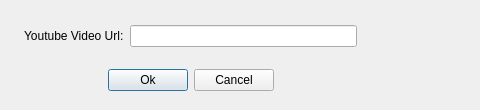
The window that src/youtube_url_dlg.ui (StevenHuang2020/VideoPlayer) describes before a commit, drawn with Qt 5.
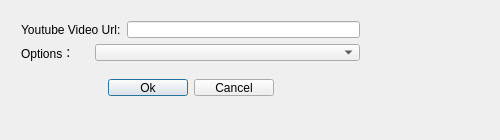
The same window after the commit.

The edit to the form file:
```diff
--- a/src/youtube_url_dlg.ui
+++ b/src/youtube_url_dlg.ui
@@ -6,20 +6,26 @@
    <rect>
     <x>0</x>
     <y>0</y>
-    <width>480</width>
-    <height>110</height>
+    <width>500</width>
+    <height>140</height>
    </rect>
   </property>
+  <property name="sizePolicy">
+   <sizepolicy hsizetype="Fixed" vsizetype="Fixed">
+    <horstretch>0</horstretch>
+    <verstretch>0</verstretch>
+   </sizepolicy>
+  </property>
   <property name="minimumSize">
    <size>
-    <width>480</width>
-    <height>110</height>
+    <width>500</width>
+    <height>140</height>
    </size>
   </property>
   <property name="maximumSize">
    <size>
-    <width>480</width>
-    <height>110</height>
+    <width>500</width>
+    <height>140</height>
    </size>
   </property>
   <property name="windowTitle">
@@ -35,26 +41,70 @@
     </rect>
    </property>
    <layout class="QGridLayout" name="gridLayout">
-    <item row="1" column="0">
+    <item row="3" column="1">
+     <spacer name="verticalSpacer_2">
+      <property name="orientation">
+       <enum>Qt::Vertical</enum>
+      </property>
+      <property name="sizeType">
+       <enum>QSizePolicy::Fixed</enum>
+      </property>
+      <property name="sizeHint" stdset="0">
+       <size>
+        <width>20</width>
+        <height>12</height>
+       </size>
+      </property>
+     </spacer>
+    </item>
+    <item row="0" column="1">
+     <spacer name="verticalSpacer">
+      <property name="orientation">
+       <enum>Qt::Vertical</enum>
+      </property>
+      <property name="sizeType">
+       <enum>QSizePolicy::Fixed</enum>
+      </property>
+      <property name="sizeHint" stdset="0">
+       <size>
+        <width>20</width>
+        <height>10</height>
+       </size>
+      </property>
+     </spacer>
+    </item>
+    <item row="2" column="0">
+     <spacer name="horizontalSpacer_3">
+      <property name="orientation">
+       <enum>Qt::Horizontal</enum>
+      </property>
+      <property name="sizeType">
+       <enum>QSizePolicy::Preferred</enum>
+      </property>
+      <property name="sizeHint" stdset="0">
+       <size>
+        <width>10</width>
+        <height>20</height>
+       </size>
+      </property>
+     </spacer>
+    </item>
+    <item row="1" column="1">
      <layout class="QHBoxLayout" name="horizontalLayout">
-      <item>
-       <spacer name="horizontalSpacer_3">
-        <property name="orientation">
-         <enum>Qt::Horizontal</enum>
-        </property>
-        <property name="sizeType">
-         <enum>QSizePolicy::Minimum</enum>
-        </property>
-        <property name="sizeHint" stdset="0">
-         <size>
-          <width>13</width>
-          <height>20</height>
-         </size>
-        </property>
-       </spacer>
-      </item>
       <item>
        <widget class="QLabel" name="label">
+        <property name="sizePolicy">
+         <sizepolicy hsizetype="Fixed" vsizetype="Preferred">
+          <horstretch>0</horstretch>
+          <verstretch>0</verstretch>
+         </sizepolicy>
+        </property>
+        <property name="minimumSize">
+         <size>
+          <width>68</width>
+          <height>0</height>
+         </size>
+        </property>
         <property name="text">
          <string>Youtube Video Url:</string>
         </property>
@@ -63,25 +113,42 @@
       <item>
        <widget class="QLineEdit" name="lineEdit"/>
       </item>
+     </layout>
+    </item>
+    <item row="2" column="1">
+     <layout class="QHBoxLayout" name="horizontalLayout_3">
       <item>
-       <spacer name="horizontalSpacer_4">
-        <property name="orientation">
-         <enum>Qt::Horizontal</enum>
+       <widget class="QLabel" name="label_2">
+        <property name="sizePolicy">
+         <sizepolicy hsizetype="Fixed" vsizetype="Preferred">
+          <horstretch>0</horstretch>
+          <verstretch>0</verstretch>
+         </sizepolicy>
         </property>
-        <property name="sizeType">
-         <enum>QSizePolicy::Minimum</enum>
-        </property>
-        <property name="sizeHint" stdset="0">
+        <property name="minimumSize">
          <size>
-          <width>13</width>
-          <height>20</height>
+          <width>68</width>
+          <height>0</height>
          </size>
         </property>
-       </spacer>
+        <property name="text">
+         <string>Options：</string>
+        </property>
+       </widget>
+      </item>
+      <item>
+       <widget class="QComboBox" name="comboBox">
+        <property name="sizePolicy">
+         <sizepolicy hsizetype="MinimumExpanding" vsizetype="Fixed">
+          <horstretch>0</horstretch>
+          <verstretch>0</verstretch>
+         </sizepolicy>
+        </property>
+       </widget>
       </item>
      </layout>
     </item>
-    <item row="3" column="0">
+    <item row="4" column="1">
      <layout class="QHBoxLayout" name="horizontalLayout_2">
       <item>
        <spacer name="horizontalSpacer">
@@ -125,34 +192,18 @@
       </item>
      </layout>
     </item>
-    <item row="0" column="0">
-     <spacer name="verticalSpacer">
+    <item row="2" column="2">
+     <spacer name="horizontalSpacer_4">
       <property name="orientation">
        <enum>Qt::Vertical</enum>
       </property>
       <property name="sizeType">
-       <enum>QSizePolicy::Fixed</enum>
+       <enum>QSizePolicy::Preferred</enum>
       </property>
       <property name="sizeHint" stdset="0">
        <size>
-        <width>20</width>
-        <height>10</height>
-       </size>
-      </property>
-     </spacer>
-    </item>
-    <item row="2" column="0">
-     <spacer name="verticalSpacer_2">
-      <property name="orientation">
-       <enum>Qt::Vertical</enum>
-      </property>
-      <property name="sizeType">
-       <enum>QSizePolicy::Fixed</enum>
-      </property>
-      <property name="sizeHint" stdset="0">
-       <size>
-        <width>20</width>
-        <height>12</height>
+        <width>10</width>
+        <height>20</height>
        </size>
       </property>
      </spacer>
```
Left out of the diff: 2 changed lines with no effect on the pictures.
